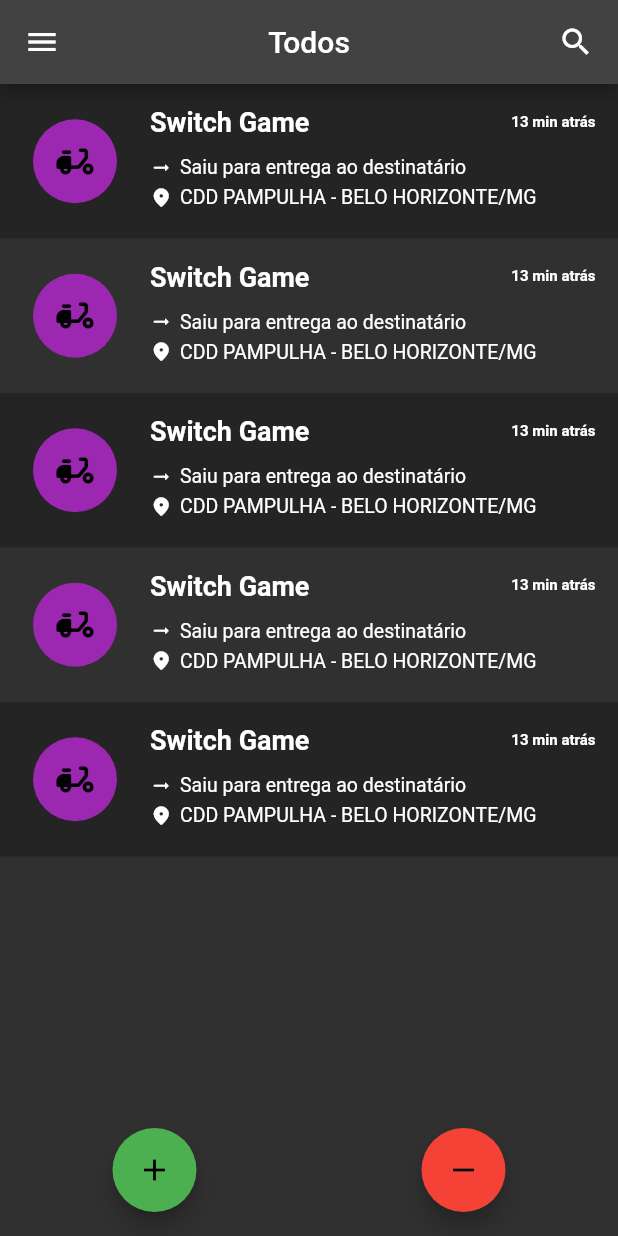
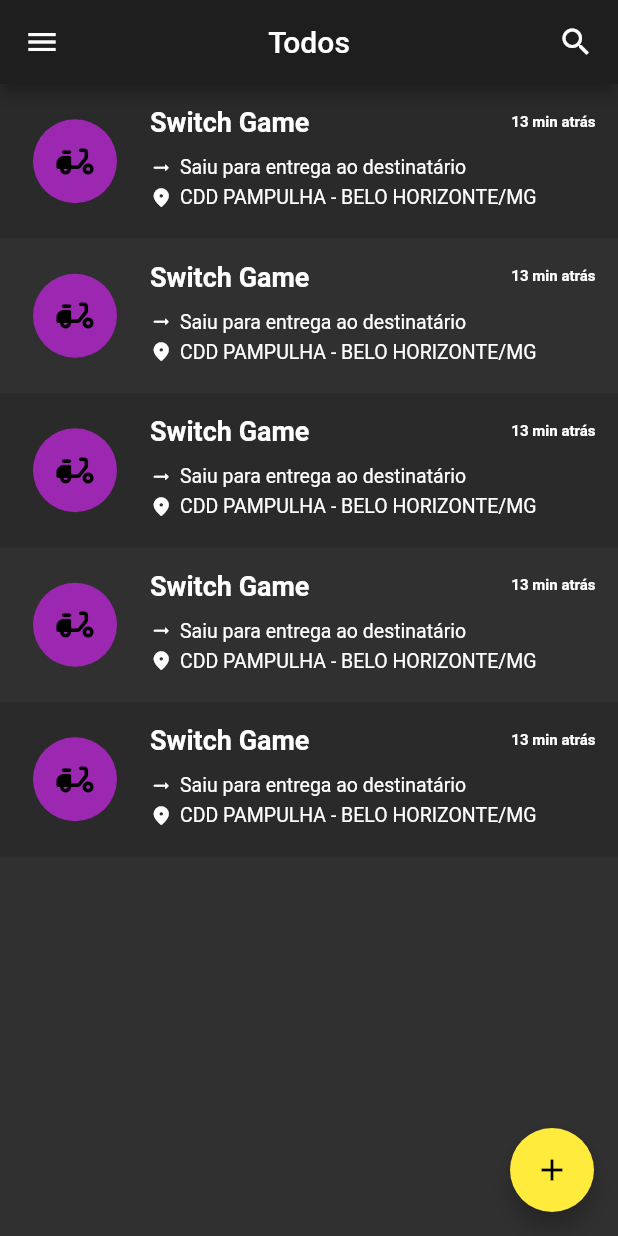
Before and after one commit to httpspedroh/lddm-carteiro-app, a Flutter app: the screen it shows after launch, on a phone screen of 412 x 824 dp. Run offline on Flutter 3.47's test engine with Material 2 defaults, Android fonts, the light colour scheme and no system bars.

Commit message:
SC-0: Theme + Float Btn

```diff
--- a/lib/main.dart
+++ b/lib/main.dart
@@ -21,17 +21,38 @@
 			title: 'Postino',
 			debugShowCheckedModeBanner: false,
 			home: const MyHomePage(title: 'Postino'),
-			themeMode: ThemeMode.dark,
 
 			theme: ThemeData(
 
+				colorScheme: const ColorScheme.light(
+
+					primary: Colors.yellow,
+					secondary: Colors.yellow,
+					background: Colors.white,
+					error: Colors.red,
+					onPrimary: Colors.black,
+					onSecondary: Colors.black,
 					brightness: Brightness.light,
+				),
 			),
 
 			darkTheme: ThemeData(
 
+				colorScheme: const ColorScheme.dark(
+
+					primary: Colors.white,
+					secondary: Colors.yellow,
+					background: Colors.black,
+					surface: Color.fromARGB(255, 30, 30, 30),
+					onSurface: Colors.white,
+					error: Colors.red,
+					onPrimary: Colors.yellow,
+					onSecondary: Colors.black,
 					brightness: Brightness.dark,
 				),
+			),
+
+			themeMode: ThemeMode.dark,
 
 		);
 	}
@@ -110,8 +131,7 @@
 
 								return Container(
 
-									color: index % 2 != 0 ? Colors.transparent : Colors.black26,
-									// padding: const EdgeInsets.only(bottom: 3),
+									color: index % 2 != 0 ? Colors.transparent : Colors.black12,
 									child: Row(
 
 										children: [
@@ -227,31 +247,18 @@
 					// ---------------------------------- //
 				],
 			),
+
 			// ---------------------------------- //
 
-			floatingActionButtonLocation: FloatingActionButtonLocation.centerFloat,
-			floatingActionButton: Row(
-
-				mainAxisAlignment: MainAxisAlignment.spaceAround,
-				children: [
-
-					FloatingActionButton(
+			floatingActionButtonLocation: FloatingActionButtonLocation.endFloat,
+			floatingActionButton: FloatingActionButton(
 
 				onPressed: _incrementCounter,
 				tooltip: 'Increment',
-						backgroundColor: Colors.green,
+				// backgroundColor:
 				child: const Icon(Icons.add),
 			),
 
-					FloatingActionButton(
-
-						onPressed: _decrementCounter,
-						tooltip: 'Decrement',
-						backgroundColor: Colors.red,
-						child: const Icon(Icons.remove),
-					),
-				],
-			),
 		);
   	}
 }
```
Lines whose indentation alone changed are shown as unchanged.
